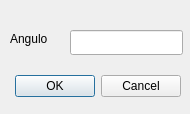
Old version of the form rodawindow.ui in the repository juliogramos/INE5420.
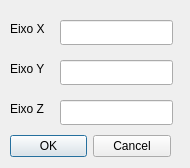
New version of the form.

```diff
--- a/rodawindow.ui
+++ b/rodawindow.ui
@@ -7,7 +7,7 @@
     <x>0</x>
     <y>0</y>
     <width>190</width>
-    <height>114</height>
+    <height>168</height>
    </rect>
   </property>
   <property name="windowTitle">
@@ -16,9 +16,9 @@
   <widget class="QDialogButtonBox" name="buttonBox">
    <property name="geometry">
     <rect>
-     <x>0</x>
-     <y>70</y>
-     <width>181</width>
+     <x>10</x>
+     <y>130</y>
+     <width>161</width>
      <height>32</height>
     </rect>
    </property>
@@ -33,20 +33,66 @@
    <property name="geometry">
     <rect>
      <x>10</x>
-     <y>30</y>
+     <y>60</y>
      <width>51</width>
      <height>17</height>
     </rect>
    </property>
    <property name="text">
-    <string>Angulo</string>
+    <string>Eixo Y</string>
    </property>
   </widget>
-  <widget class="QLineEdit" name="rot_angulo">
+  <widget class="QLabel" name="label_12">
    <property name="geometry">
     <rect>
-     <x>70</x>
-     <y>30</y>
+     <x>10</x>
+     <y>20</y>
+     <width>51</width>
+     <height>17</height>
+    </rect>
+   </property>
+   <property name="text">
+    <string>Eixo X</string>
+   </property>
+  </widget>
+  <widget class="QLineEdit" name="rotY">
+   <property name="geometry">
+    <rect>
+     <x>60</x>
+     <y>60</y>
+     <width>113</width>
+     <height>25</height>
+    </rect>
+   </property>
+  </widget>
+  <widget class="QLineEdit" name="rotX">
+   <property name="geometry">
+    <rect>
+     <x>60</x>
+     <y>20</y>
+     <width>113</width>
+     <height>25</height>
+    </rect>
+   </property>
+  </widget>
+  <widget class="QLabel" name="label_17">
+   <property name="geometry">
+    <rect>
+     <x>10</x>
+     <y>100</y>
+     <width>51</width>
+     <height>17</height>
+    </rect>
+   </property>
+   <property name="text">
+    <string>Eixo Z</string>
+   </property>
+  </widget>
+  <widget class="QLineEdit" name="rotZ">
+   <property name="geometry">
+    <rect>
+     <x>60</x>
+     <y>100</y>
      <width>113</width>
      <height>25</height>
     </rect>
```
Left out of the diff: 2 changed lines with no effect on the pictures.
